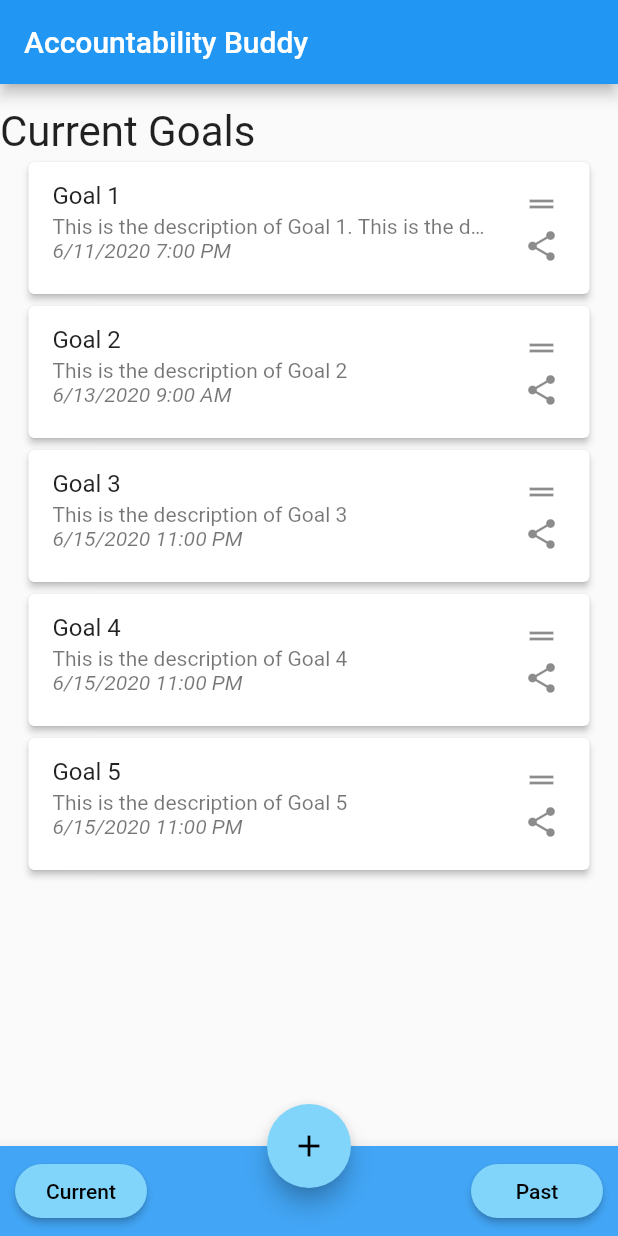
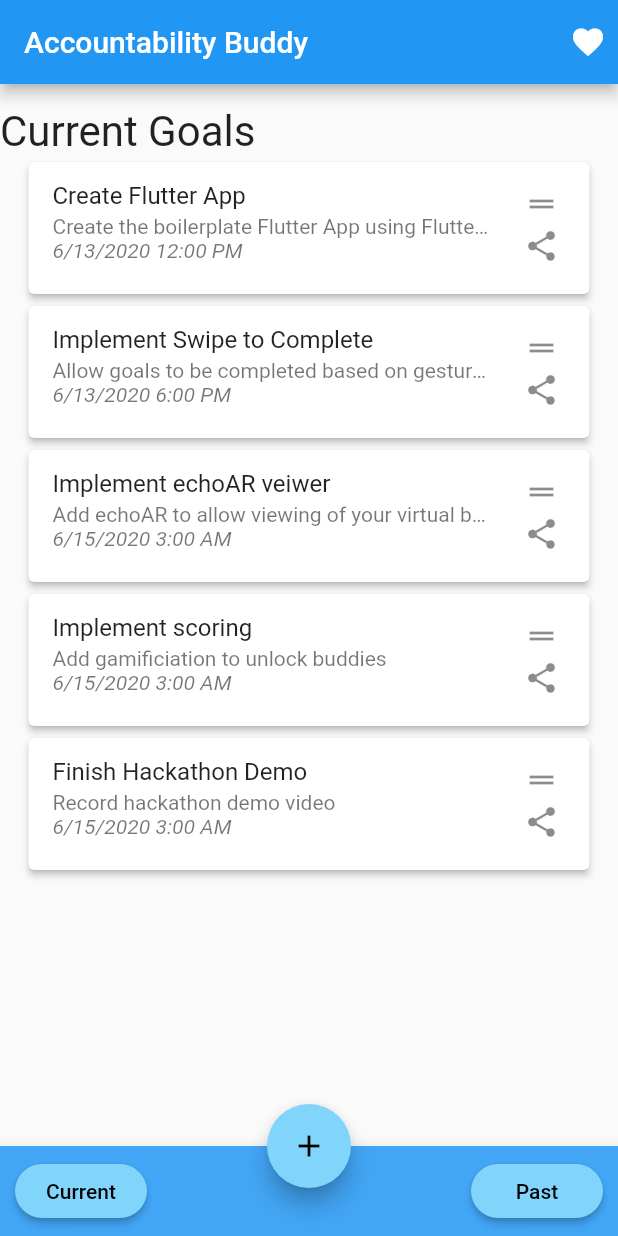
Before and after one commit to NathanDimmer/AccountabilityBuddy, a Flutter app: the screen it shows after launch, on a phone screen of 412 x 824 dp. Run offline on Flutter 3.47's test engine with Material 2 defaults, Android fonts, the phone set to English and light mode, and no system bars.

Commit message:
feat: added echoAR

```diff
--- a/auto_accountability/lib/main.dart
+++ b/auto_accountability/lib/main.dart
@@ -1,51 +1,52 @@
 import 'package:flutter/material.dart';
 import 'package:flutter/rendering.dart';
+import 'package:url_launcher/url_launcher.dart';
 
 void main() => runApp(MyApp());
 
 Map<String, List<Map<String, String>>> deviceStorage = {
   'current': [
     {
-      'title': 'Goal 1',
+      'title': 'Create Flutter App',
       'description':
-          'This is the description of Goal 1. This is the description of Goal 1.',
-      'time': '6/11/2020 7:00 PM',
+          'Create the boilerplate Flutter App using Flutter Doctor.',
+      'time': '6/13/2020 12:00 PM',
       'reflection': '',
       'key': '1'
     },
     {
-      'title': 'Goal 2',
-      'description': 'This is the description of Goal 2',
-      'time': '6/13/2020 9:00 AM',
+      'title': 'Implement Swipe to Complete',
+      'description': 'Allow goals to be completed based on gestures',
+      'time': '6/13/2020 6:00 PM',
       'reflection': '',
       'key': '2'
     },
     {
-      'title': 'Goal 3',
-      'description': 'This is the description of Goal 3',
-      'time': '6/15/2020 11:00 PM',
+      'title': 'Implement echoAR veiwer',
+      'description': 'Add echoAR to allow viewing of your virtual buddies',
+      'time': '6/15/2020 3:00 AM',
       'reflection': '',
       'key': '3'
     },
     {
-      'title': 'Goal 4',
-      'description': 'This is the description of Goal 4',
-      'time': '6/15/2020 11:00 PM',
+      'title': 'Implement scoring',
+      'description': 'Add gamificiation to unlock buddies',
+      'time': '6/15/2020 3:00 AM',
       'reflection': '',
-      'key': '4'
+      'key': '5'
     },
     {
-      'title': 'Goal 5',
-      'description': 'This is the description of Goal 5',
-      'time': '6/15/2020 11:00 PM',
+      'title': 'Finish Hackathon Demo',
+      'description': 'Record hackathon demo video',
+      'time': '6/15/2020 3:00 AM',
       'reflection': '',
       'key': '5'
     },
   ],
   'past': [
     {
-      'title': 'Goal 5',
-      'description': 'This is the description of Goal 5',
+      'title': 'Register for Geom Hacks',
+      'description': 'Register on Devpost for Geom Hacks',
       'time': '6/15/2020 11:00 PM',
       'reflection': '',
       'key': '5'
@@ -76,6 +77,27 @@ class MyHomePage extends StatefulWidget {
 class _MyHomePageState extends State<MyHomePage> {
   List<Map<String, String>> currentList = deviceStorage['current'];
   List<Map<String, String>> pastList = deviceStorage['past'];
+
+  int score = 0;
+
+  double isOpacity = .25;
+
+  void addScore() {
+    setState(() {
+      score++;
+    });
+    if (score >= 5) {
+      setState(() {
+        isOpacity = 1;
+      });
+    }
+  }
+
+  void resetScore() {
+    setState(() {
+      score = 0;
+    });
+  }
 
   void addGoal(Map content) {
     setState(() {
@@ -121,7 +143,28 @@ class _MyHomePageState extends State<MyHomePage> {
   Widget build(BuildContext context) {
     return Scaffold(
       appBar: AppBar(
-        title: Text("Accountability Buddy"),
+        title: Text(
+          "Accountability Buddy",
+          style: TextStyle(color: Colors.white),
+        ),
+        actions: <Widget>[
+          IconButton(
+            icon: Icon(
+              Icons.favorite,
+              color: Colors.white,
+            ),
+            onPressed: () {
+              Navigator.push(
+                  context,
+                  MaterialPageRoute(
+                      builder: (BuildContext context) => Buddies(
+                            score: score,
+                            isBuddy: isOpacity,
+                          )));
+            },
+            visualDensity: VisualDensity(horizontal: -4, vertical: -4),
+          )
+        ],
       ),
       body: PageView(
         children: <Widget>[
@@ -130,6 +173,7 @@ class _MyHomePageState extends State<MyHomePage> {
             currentList: currentList,
             currentToPast: currentToPast,
             reorderCurrent: reorderCurrent,
+            addScore: addScore,
           ),
           PastPage(
             pastList: pastList,
@@ -216,12 +260,14 @@ class CurrentPage extends StatelessWidget {
 
   final Function currentToPast;
   final Function reorderCurrent;
+  final Function addScore;
 
   CurrentPage(
       {this.pastList,
       this.currentList,
       this.currentToPast,
-      this.reorderCurrent});
+      this.reorderCurrent,
+      this.addScore});
 
   @override
   Widget build(BuildContext context) {
@@ -329,6 +375,13 @@ class CurrentPage extends StatelessWidget {
           onDismissed: (direction) {
             if (direction == DismissDirection.startToEnd) {
               currentToPast(itemsObject);
+              addScore();
+              Scaffold.of(context).showSnackBar(SnackBar(
+                content: Text('Goal Complete! +1 Score'),
+                duration: Duration(seconds: 1, milliseconds: 50),
+                backgroundColor: Colors.green,
+                behavior: SnackBarBehavior.floating,
+              ));
             } else {
               currentToPast(itemsObject);
             }
@@ -545,3 +598,92 @@ class NewGoal extends StatelessWidget {
     ));
   }
 }
+
+class Buddies extends StatelessWidget {
+  final int score;
+  final double isBuddy;
+
+  Buddies({this.score, this.isBuddy});
+
+  @override
+  Widget build(BuildContext context) {
+    return (Scaffold(
+        appBar: AppBar(
+          leading: IconButton(
+            icon: Icon(Icons.arrow_back),
+            onPressed: () {
+              Navigator.pop(context);
+            },
+          ),
+          title: Text('Your Accountability Buddies'),
+        ),
+        body: Column(children: <Widget>[
+          Container(
+            child: Row(
+              children: <Widget>[
+                Expanded(
+                  child: Padding(
+                    child: AspectRatio(
+                      child: CircularProgressIndicator(
+                        value: (score / 5),
+                        backgroundColor: Colors.grey[200],
+                        strokeWidth: 25,
+                      ),
+                      aspectRatio: 1,
+                    ),
+                    padding: EdgeInsets.fromLTRB(75, 30, 75, 30),
+                  ),
+                ),
+              ],
+            ),
+          ),
+          Center(
+            child: Text(
+              'Buddies:',
+              style: TextStyle(fontSize: 20),
+            ),
+          ),
+          Expanded(
+              child: GridView.count(
+            children: <Widget>[
+              InkWell(child: Opacity(
+                child: GridTile(child: Image.asset('assets/arctic fox.png')),
+                opacity: isBuddy,
+              ), onTap: () {
+                _launchURL();
+              },),
+              Opacity(
+                child: GridTile(child: Image.asset('assets/cat.png')),
+                opacity: .25,
+              ),
+              Opacity(
+                child: GridTile(child: Image.asset('assets/dog.png')),
+                opacity: .25,
+              ),
+              Opacity(
+                child: GridTile(child: Image.asset('assets/eagle.png')),
+                opacity: .25,
+              ),
+              Opacity(
+                child: GridTile(child: Image.asset('assets/fox.png')),
+                opacity: .25,
+              ),
+              Opacity(
+                child: GridTile(child: Image.asset('assets/rat.png')),
+                opacity: .25,
+              ),
+            ],
+            crossAxisCount: 3,
+          ))
+        ])));
+  }
+}
+
+_launchURL({forceWebView: true, enableJavaScript: true}) async {
+  const url = 'https://console.echoAR.xyz/webxr?key=lingering-bird-2378';
+  if (await canLaunch(url)) {
+    await launch(url);
+  } else {
+    throw 'Could not launch $url';
+  }
+}
--- a/auto_accountability/pubspec.yaml
+++ b/auto_accountability/pubspec.yaml
@@ -23,6 +23,7 @@ dependencies:
   # The following adds the Cupertino Icons font to your application.
   # Use with the CupertinoIcons class for iOS style icons.
   cupertino_icons: ^0.1.2
+  url_launcher: ^5.4.10
 
 dev_dependencies:
   flutter_test:
@@ -41,9 +42,10 @@ flutter:
   uses-material-design: true
 
   # To add assets to your application, add an assets section, like this:
-  # assets:
+  assets:
   #  - images/a_dot_burr.jpeg
   #  - images/a_dot_ham.jpeg
+    - assets/
 
   # An image asset can refer to one or more resolution-specific "variants", see
   # https://flutter.dev/assets-and-images/#resolution-aware.
```
Also changed, not shown: auto_accountability/assets/arctic fox.png (added), auto_accountability/assets/cat.png (added), auto_accountability/assets/dog.png (added), auto_accountability/assets/eagle.png (added), auto_accountability/assets/fox.png (added), auto_accountability/assets/rat.png (added), auto_accountability/pubspec.lock.
